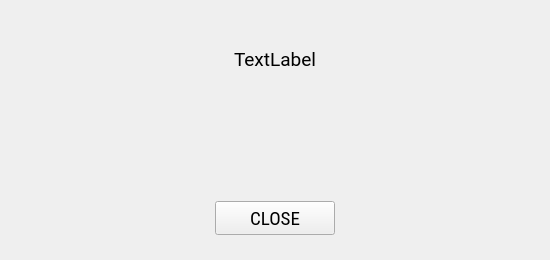
Before: the Qt Designer form client/dialogs/WarningDialog.ui in open-eid/DigiDoc4-Client, drawn with Qt 5.
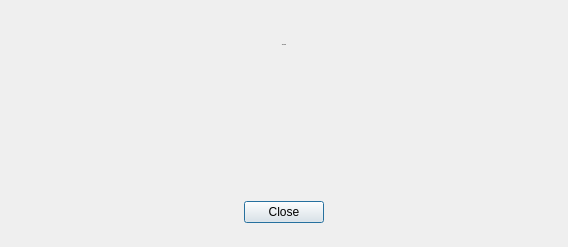
After: the same form once the commit is applied. Custom widgets are drawn as their Qt base class.

Commit message:
Update dialogs to new UI guidlines (#1311)
* WarningDialog

IB-7969

Patch:
```diff
--- a/client/dialogs/WarningDialog.ui
+++ b/client/dialogs/WarningDialog.ui
@@ -6,8 +6,8 @@
    <rect>
     <x>0</x>
     <y>0</y>
-    <width>550</width>
-    <height>260</height>
+    <width>568</width>
+    <height>247</height>
    </rect>
   </property>
   <property name="styleSheet">
@@ -44,17 +44,20 @@
 }</string>
   </property>
   <layout class="QVBoxLayout" name="WarningDialogLayout">
+   <property name="spacing">
+    <number>24</number>
+   </property>
    <property name="leftMargin">
-    <number>15</number>
+    <number>24</number>
    </property>
    <property name="topMargin">
-    <number>25</number>
+    <number>24</number>
    </property>
    <property name="rightMargin">
-    <number>15</number>
+    <number>24</number>
    </property>
    <property name="bottomMargin">
-    <number>25</number>
+    <number>24</number>
    </property>
    <item>
     <widget class="QLabel" name="text">
@@ -67,7 +70,7 @@
      <property name="font">
       <font>
        <family>Roboto</family>
-       <pointsize>14</pointsize>
+       <pointsize>-1</pointsize>
       </font>
      </property>
      <property name="cursor">
@@ -144,68 +147,14 @@
     </widget>
    </item>
    <item>
-    <layout class="QHBoxLayout" name="buttonBarLayout">
-     <property name="spacing">
-      <number>35</number>
+    <widget class="QDialogButtonBox" name="buttonBox">
+     <property name="standardButtons">
+      <set>QDialogButtonBox::Close</set>
      </property>
-     <item>
-      <spacer name="buttonBarSpacerLeft">
-       <property name="orientation">
-        <enum>Qt::Horizontal</enum>
-       </property>
-       <property name="sizeHint" stdset="0">
-        <size>
-         <width>137</width>
-         <height>20</height>
-        </size>
-       </property>
-      </spacer>
-     </item>
-     <item>
-      <widget class="QPushButton" name="cancel">
-       <property name="minimumSize">
-        <size>
-         <width>120</width>
-         <height>34</height>
-        </size>
-       </property>
-       <property name="font">
-        <font>
-         <family>Roboto Condensed</family>
-         <pointsize>14</pointsize>
-        </font>
-       </property>
-       <property name="cursor">
-        <cursorShape>PointingHandCursor</cursorShape>
-       </property>
-       <property name="accessibleName">
-        <string extracomment="accessible">Close</string>
-       </property>
-       <property name="text">
-        <string>CLOSE</string>
-       </property>
-       <property name="autoDefault">
-        <bool>false</bool>
-       </property>
-       <property name="warning" stdset="0">
-        <bool>true</bool>
-       </property>
-      </widget>
-     </item>
-     <item>
-      <spacer name="buttonBarSpacerRight">
-       <property name="orientation">
-        <enum>Qt::Horizontal</enum>
-       </property>
-       <property name="sizeHint" stdset="0">
-        <size>
-         <width>137</width>
-         <height>20</height>
-        </size>
-       </property>
-      </spacer>
-     </item>
-    </layout>
+     <property name="centerButtons">
+      <bool>true</bool>
+     </property>
+    </widget>
    </item>
   </layout>
  </widget>
```
Left out of the diff: 50 changed lines with no effect on the pictures. The commit also changes 13 other files.
